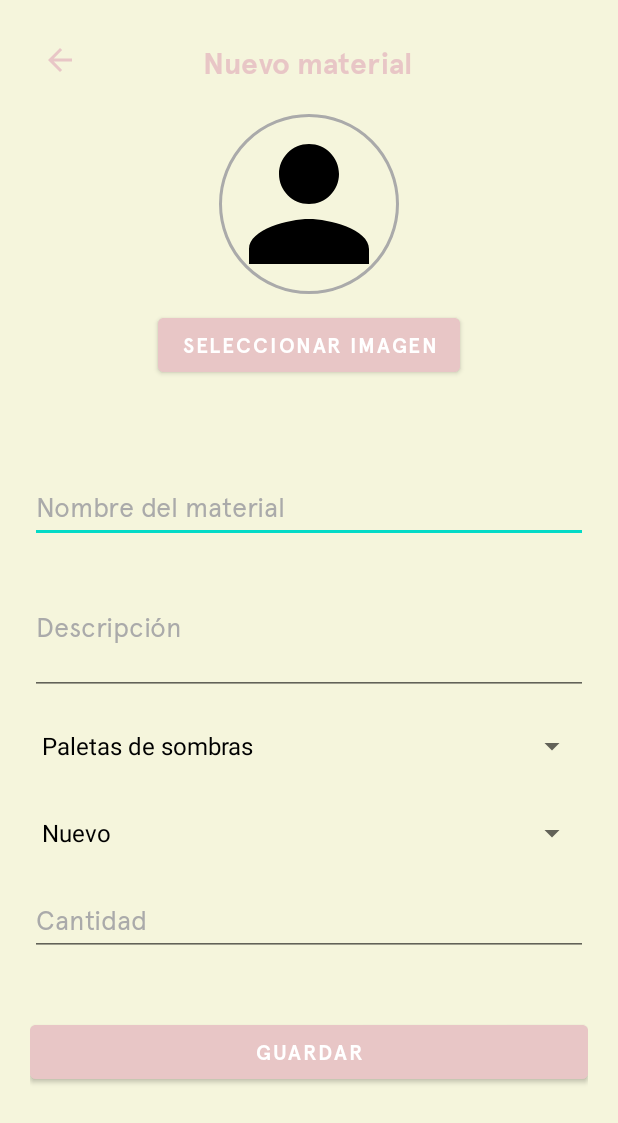
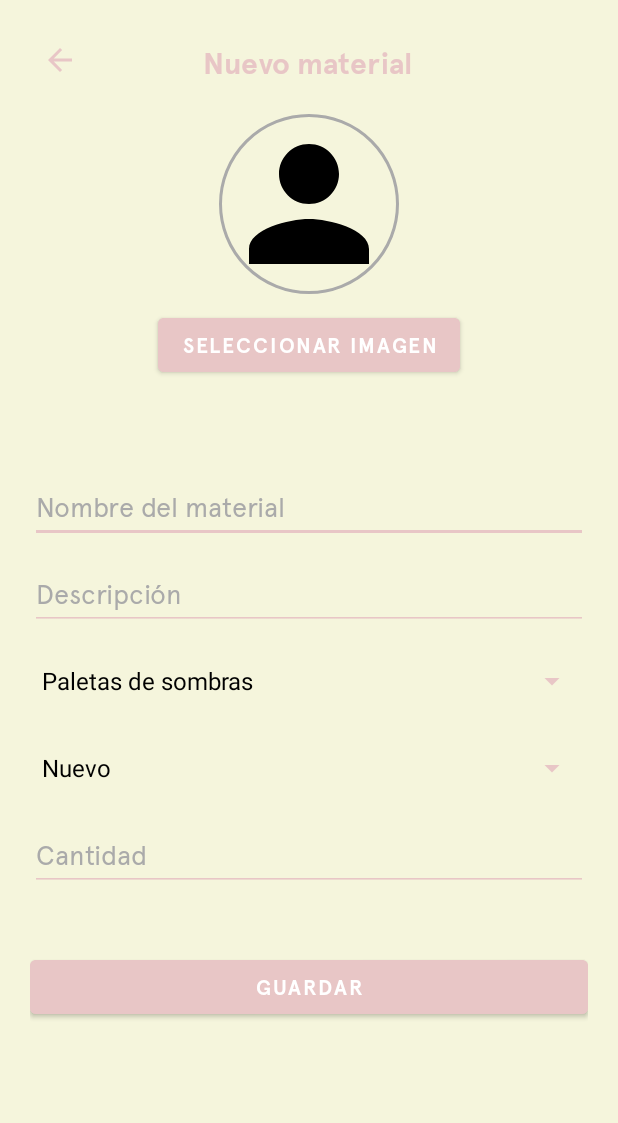
Before and after one commit to FerApaSal/app_tfg, an Android app: the FormularioMaterialActivity screen opened directly, with no data from a screen before it, on a phone screen of 412 x 824 dp. Shown: the top 1123 px of the screen. Run offline under Robolectric (Android 15) with nearby library versions, the light colour scheme and no system bars; pictures from the network do not load.

Commit message:
Implementar menú hamburguesa. Completado.
Revisar estetica general de la app. Completo. Volver a revisar antes de hacer la APK.
Refactorizar y comentar con javadoc. (En proceso)

```diff
--- a/app/src/main/res/layout/activity_admin_citas.xml
+++ b/app/src/main/res/layout/activity_admin_citas.xml
@@ -58,6 +58,7 @@
         android:inputType="date"
         android:textColor="@color/black"
         android:textColorHint="@android:color/darker_gray"
+        android:backgroundTint="@color/rosaRoto"
         android:textCursorDrawable="@drawable/cursor_negro"
         android:fontFamily="@font/apercu_regular"
         android:minHeight="48dp" />
--- a/app/src/main/res/layout/activity_formulario_cita_manual.xml
+++ b/app/src/main/res/layout/activity_formulario_cita_manual.xml
@@ -47,6 +47,7 @@
             android:inputType="textPersonName"
             android:minHeight="48dp"
             android:textColor="@color/black"
+            android:backgroundTint="@color/rosaRoto"
             android:textColorHint="@android:color/darker_gray"
             android:textCursorDrawable="@drawable/cursor_negro" />
 
@@ -61,6 +62,7 @@
             android:inputType="phone"
             android:minHeight="48dp"
             android:textColor="@color/black"
+            android:backgroundTint="@color/rosaRoto"
             android:textColorHint="@android:color/darker_gray"
             android:textCursorDrawable="@drawable/cursor_negro" />
 
@@ -76,6 +78,7 @@
             android:minHeight="48dp"
             android:textColor="@color/black"
             android:textColorHint="@android:color/darker_gray"
+            android:backgroundTint="@color/rosaRoto"
             android:textCursorDrawable="@drawable/cursor_negro" />
 
         <!-- Campo: Fecha -->
@@ -89,6 +92,7 @@
             android:inputType="none"
             android:minHeight="48dp"
             android:textColor="@color/black"
+            android:backgroundTint="@color/rosaRoto"
             android:textColorHint="@android:color/darker_gray"
             android:textCursorDrawable="@drawable/cursor_negro"
             android:focusable="false"
@@ -105,6 +109,7 @@
             android:inputType="none"
             android:minHeight="48dp"
             android:textColor="@color/black"
+            android:backgroundTint="@color/rosaRoto"
             android:textColorHint="@android:color/darker_gray"
             android:textCursorDrawable="@drawable/cursor_negro"
             android:focusable="false"
@@ -116,6 +121,7 @@
             android:layout_width="match_parent"
             android:layout_height="wrap_content"
             android:layout_marginTop="10dp"
+            android:backgroundTint="@color/rosaRoto"
             android:minHeight="48dp" />
 
         <!-- Botón Guardar -->
--- a/app/src/main/res/layout/activity_formulario_material.xml
+++ b/app/src/main/res/layout/activity_formulario_material.xml
@@ -75,6 +75,7 @@
             android:hint="Nombre del material"
             android:inputType="text"
             android:textColor="@color/black"
+            android:backgroundTint="@color/rosaRoto"
             android:textColorHint="@android:color/darker_gray"
             android:textCursorDrawable="@drawable/cursor_negro"
             android:fontFamily="@font/apercu_regular"
@@ -86,20 +87,22 @@
             android:layout_width="match_parent"
             android:layout_height="wrap_content"
             android:layout_marginTop="10dp"
+            android:backgroundTint="@color/rosaRoto"
+            android:fontFamily="@font/apercu_regular"
             android:hint="Descripción"
             android:inputType="textMultiLine"
-            android:minLines="3"
             android:maxLines="5"
+            android:minHeight="48dp"
             android:textColor="@color/black"
             android:textColorHint="@android:color/darker_gray"
-            android:textCursorDrawable="@drawable/cursor_negro"
-            android:fontFamily="@font/apercu_regular" />
+            android:textCursorDrawable="@drawable/cursor_negro" />
 
         <!-- Selector: Tipo de material -->
         <Spinner
             android:id="@+id/spinnerTipoMaterial"
             android:layout_width="match_parent"
             android:layout_height="wrap_content"
+            android:backgroundTint="@color/rosaRoto"
             android:layout_marginTop="10dp"
             android:minHeight="48dp" />
 
@@ -108,6 +111,7 @@
             android:id="@+id/spinnerEstadoMaterial"
             android:layout_width="match_parent"
             android:layout_height="wrap_content"
+            android:backgroundTint="@color/rosaRoto"
             android:layout_marginTop="10dp"
             android:minHeight="48dp" />
 
@@ -122,6 +126,7 @@
             android:textColorHint="@android:color/darker_gray"
             android:textCursorDrawable="@drawable/cursor_negro"
             android:fontFamily="@font/apercu_regular"
+            android:backgroundTint="@color/rosaRoto"
             android:layout_marginTop="10dp"
             android:minHeight="48dp" />
 
--- a/app/src/main/res/layout/activity_formulario_tarea.xml
+++ b/app/src/main/res/layout/activity_formulario_tarea.xml
@@ -44,6 +44,7 @@
             android:hint="Título de la tarea"
             android:inputType="text"
             android:textColor="@color/black"
+            android:backgroundTint="@color/rosaRoto"
             android:textColorHint="@android:color/darker_gray"
             android:textCursorDrawable="@drawable/cursor_negro"
             android:fontFamily="@font/apercu_regular"
@@ -63,6 +64,7 @@
             android:maxLines="5"
             android:minHeight="48dp"
             android:padding="8dp"
+            android:backgroundTint="@color/rosaRoto"
             android:textColor="@color/black"
             android:textColorHint="@android:color/darker_gray"
             android:textCursorDrawable="@drawable/cursor_negro" />
@@ -73,6 +75,7 @@
             android:layout_width="match_parent"
             android:layout_height="wrap_content"
             android:layout_marginTop="10dp"
+            android:backgroundTint="@color/rosaRoto"
             android:minHeight="48dp" />
 
         <!-- Checkbox: Completada (visible solo en modo edición) -->
--- a/app/src/main/res/layout/activity_perfil.xml
+++ b/app/src/main/res/layout/activity_perfil.xml
@@ -57,6 +57,7 @@
         android:fontFamily="@font/apercu_regular"
         android:textColor="@color/black"
         android:textColorHint="@android:color/darker_gray"
+        android:backgroundTint="@color/rosaRoto"
         android:textCursorDrawable="@drawable/cursor_negro"
         android:inputType="textPersonName"
         android:minHeight="48dp" />
@@ -71,6 +72,7 @@
         android:hint="Apellidos"
         android:fontFamily="@font/apercu_regular"
         android:textColor="@color/black"
+        android:backgroundTint="@color/rosaRoto"
         android:textColorHint="@android:color/darker_gray"
         android:textCursorDrawable="@drawable/cursor_negro"
         android:inputType="textPersonName"
@@ -85,6 +87,7 @@
         android:layout_marginTop="10dp"
         android:hint="Teléfono"
         android:fontFamily="@font/apercu_regular"
+        android:backgroundTint="@color/rosaRoto"
         android:textColor="@color/black"
         android:textColorHint="@android:color/darker_gray"
         android:textCursorDrawable="@drawable/cursor_negro"
--- a/app/src/main/res/layout/item_cita_cliente.xml
+++ b/app/src/main/res/layout/item_cita_cliente.xml
@@ -23,7 +23,7 @@
             android:text="Tipo de servicio"
             android:textSize="16sp"
             android:textStyle="bold"
-            android:textColor="@color/rosaRoto"
+            android:textColor="@color/black"
             android:fontFamily="@font/apercu_bold"
             tools:ignore="HardcodedText" />
 
```
